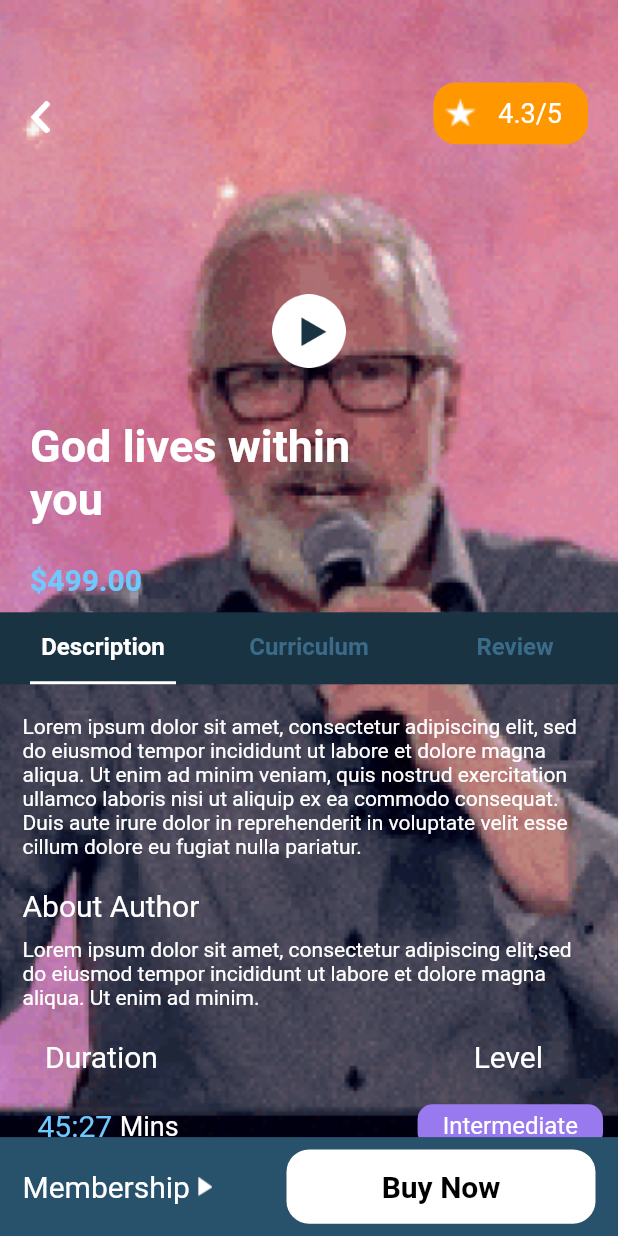
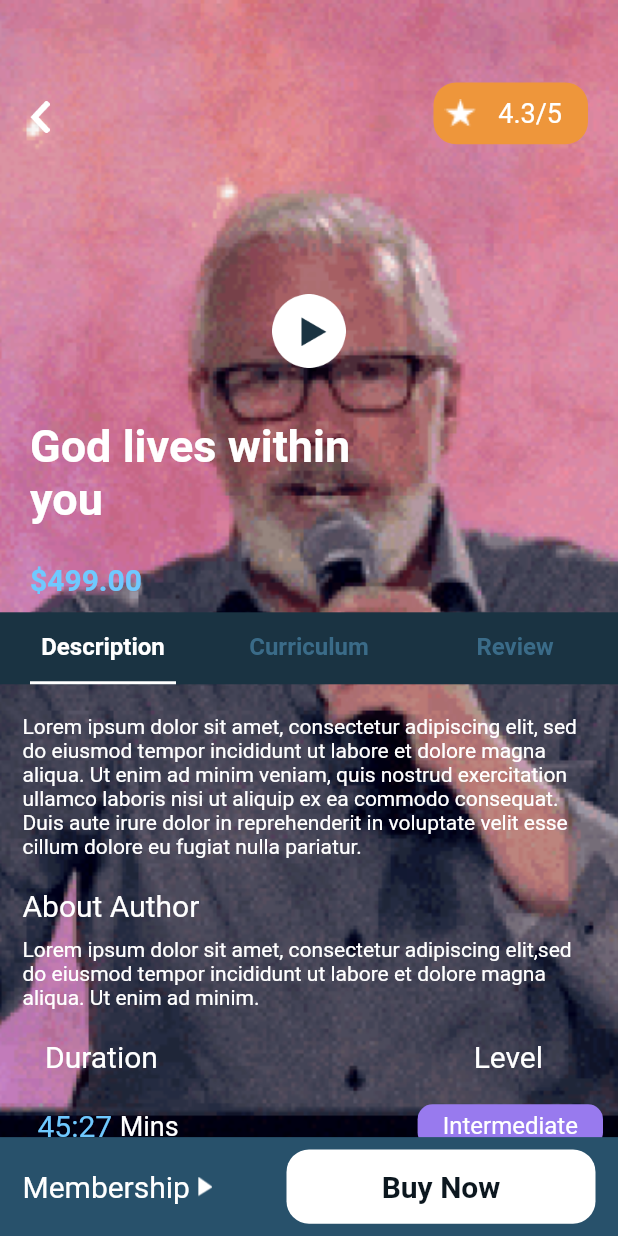
Before and after one commit to UditKooky/passion_and_fire_flutter, a Flutter app: the DetailScreen screen opened directly, on a phone screen of 412 x 824 dp. Run offline on Flutter 3.47's test engine with Material 2 defaults, Android fonts, the phone set to English and light mode, and no system bars; our stand-ins replace get.

Commit message:
Changes in HomePage Detail page and category page

```diff
--- a/lib/Components/BooksContainer.dart
+++ b/lib/Components/BooksContainer.dart
@@ -19,7 +19,7 @@ class _BooksContainerState extends State<BooksContainer> {
     return Container(
       margin: EdgeInsets.only(left: 15,right: 15),
       width: width*0.35,
-      decoration: BoxDecoration(color:Colors.black),
+      decoration: BoxDecoration(color:backgroundColor),
       child: Column(
         mainAxisAlignment: MainAxisAlignment.center,
         crossAxisAlignment: CrossAxisAlignment.center,
--- a/lib/Components/CustomButton.dart
+++ b/lib/Components/CustomButton.dart
@@ -22,7 +22,7 @@ class _CustomButtonState extends State<CustomButton> {
       decoration: BoxDecoration(
           color:whiteColor,
           borderRadius: BorderRadius.circular(widget.height==null? 30:(widget.height)/2)),
-      child: Text("${widget.texttitle}",style: TextStyle(color: Colors.black,fontSize: 18,fontWeight: FontWeight.bold),),
+      child: Text("${widget.texttitle}",style: TextStyle(color: backgroundColor,fontSize: 18,fontWeight: FontWeight.bold),),
     );
   }
 }
--- a/lib/Components/CustomContainer.dart
+++ b/lib/Components/CustomContainer.dart
@@ -1,4 +1,5 @@
 import 'package:flutter/material.dart';
+import 'package:passion_and_fire_flutter/utils/colors.dart';
 import 'package:passion_and_fire_flutter/utils/images.dart';
 
 class CustomContainer extends StatefulWidget {
@@ -26,13 +27,13 @@ class _CustomContainerState extends State<CustomContainer> {
             transform: GradientRotation(double.maxFinite),
             end: Alignment.bottomCenter,
             colors: [
-              Colors.black.withOpacity(0.8),
-              Colors.black.withOpacity(0.3),
-              Colors.white.withOpacity(0.2)
+              backgroundColor.withOpacity(0.8),
+              backgroundColor.withOpacity(0.3),
+              whiteColor.withOpacity(0.2)
             ],)),
           child: Container(
               margin: EdgeInsets.all(15),
-              child: Text("LIFE",style: TextStyle(color: Colors.white,fontSize: 18),)),
+              child: Text("LIFE",style: TextStyle(color:whiteColor,fontSize: 18),)),
 
         ),
       ),
--- a/lib/Components/CustomTextFormField.dart
+++ b/lib/Components/CustomTextFormField.dart
@@ -34,7 +34,7 @@ class CustomTextFormField extends StatelessWidget {
             decoration: InputDecoration(
               contentPadding: EdgeInsets.zero,
               hintText: hintText,
-              hintStyle: TextStyle(color: Color(0xFFc7c7c7),fontSize: 14),
+              hintStyle: TextStyle(color:greyyColor,fontSize: 14),
               prefixIcon: prefix != null ? Image.asset(prefix!,scale: 6,color: greyColor,) : null,
               suffixIcon: suffix != null ? Image.asset(suffix!,scale: 4,color: greyColor,) : null,
               filled: true,
--- a/lib/Screens/Category.dart
+++ b/lib/Screens/Category.dart
@@ -66,7 +66,7 @@ class _CategoryState extends State<Category> {
                   child: Column(
                     children: [
                       CircleAvatar(
-                        radius: 40,backgroundColor: Colors.black,
+                        radius: 40,backgroundColor:backgroundColor,
                         child: Image.asset(heartcircle,scale: 3,),
                       ),
                       SizedBox(height: 10,),
@@ -129,7 +129,7 @@ class _CategoryState extends State<Category> {
                   height: 30,
                   width: 80,
                   decoration: BoxDecoration(borderRadius: BorderRadius.circular(15),color: whiteColor),
-                  child:Center(child: Text("Trending",style: TextStyle(color: Colors.black,fontSize: 16,fontWeight: FontWeight.bold),))),
+                  child:Center(child: Text("Trending",style: TextStyle(color:backgroundColor,fontSize: 16,fontWeight: FontWeight.bold),))),
               SizedBox(width: 10,),
               Container(
                   height: 30,
@@ -204,7 +204,7 @@ class _CategoryState extends State<Category> {
                           labelColor: whiteColor,
                           labelStyle: TextStyle(color:whiteColor,fontSize: 16,fontWeight: FontWeight.bold),
                           unselectedLabelColor: tabtextColor,
-                          indicatorColor: Colors.white,
+                          indicatorColor:whiteColor,
                           indicatorPadding: EdgeInsets.fromLTRB(20, 0, 20, 0),
                           tabs: [
                             Tab(text: 'Courses',),
--- a/lib/Screens/DetailScreen.dart
+++ b/lib/Screens/DetailScreen.dart
@@ -123,7 +123,7 @@ class _DetailScreenState extends State<DetailScreen> {
                         margin: EdgeInsets.only(right: 20,top: 55),
                         height: height*0.05,
                         width: width*0.25,
-                        decoration: BoxDecoration(color: Colors.orange,borderRadius: BorderRadius.circular(15)),
+                        decoration: BoxDecoration(color:orangeColor,borderRadius: BorderRadius.circular(15)),
                         child: Row(
                           mainAxisAlignment: MainAxisAlignment.spaceAround,
                           crossAxisAlignment: CrossAxisAlignment.center,
@@ -146,7 +146,7 @@ class _DetailScreenState extends State<DetailScreen> {
                   SizedBox(height: 20,),
                   Container(
                       margin: EdgeInsets.only(left:20,top: 15),
-                      width:size.width*0.6, child: Text("God lives within you",style: TextStyle(color: Colors.white,fontSize: 30,fontWeight: FontWeight.bold),)),
+                      width:size.width*0.6, child: Text("God lives within you",style: TextStyle(color:whiteColor,fontSize: 30,fontWeight: FontWeight.bold),)),
                   SizedBox(height: 10,),
                   Container(
                       margin: EdgeInsets.only(left:20,top: 15),
@@ -164,7 +164,7 @@ class _DetailScreenState extends State<DetailScreen> {
                                 labelColor: whiteColor,
                                 labelStyle: TextStyle(color:whiteColor,fontSize: 16,fontWeight: FontWeight.bold),
                                 unselectedLabelColor: titleColor,
-                                indicatorColor: Colors.white,
+                                indicatorColor: whiteColor,
                                 indicatorPadding: EdgeInsets.fromLTRB(20, 0, 20, 0),
                                 tabs: [
                                   Tab(text: 'Description',),
@@ -218,7 +218,7 @@ class _DetailScreenState extends State<DetailScreen> {
                     height: height*0.06,
                     width: width*0.5,
                     decoration: BoxDecoration(color:whiteColor,borderRadius: BorderRadius.circular(15)),
-                    child: Center(child: Text("Buy Now",style: TextStyle(color: Colors.black,fontSize: 20,fontWeight: FontWeight.bold),)),
+                    child: Center(child: Text("Buy Now",style: TextStyle(color:backgroundColor,fontSize: 20,fontWeight: FontWeight.bold),)),
                   )
                 ],
               ),
--- a/lib/Screens/HomePage.dart
+++ b/lib/Screens/HomePage.dart
@@ -29,7 +29,7 @@ class _HomePageState extends State<HomePage> {
             Container(
               height: height,
                 width: width,
-                decoration: BoxDecoration(color:Colors.white,image: DecorationImage(image: AssetImage(photo),fit: BoxFit.cover)),),
+                decoration: BoxDecoration(color:whiteColor,image: DecorationImage(image: AssetImage(photo),fit: BoxFit.cover)),),
             Column(
               children: [
                 SizedBox(height: 30),
--- a/lib/Screens/OnboardingScreen.dart
+++ b/lib/Screens/OnboardingScreen.dart
@@ -37,7 +37,7 @@ class _OnboardingScreenState extends State<OnboardingScreen> {
               height: height*0.06,
               width: width*0.65,
               decoration: BoxDecoration(
-                  borderRadius: BorderRadius.circular(30),border: Border.all(color: Colors.white,width: 2) ),
+                  borderRadius: BorderRadius.circular(30),border: Border.all(color:whiteColor,width: 2) ),
               child: Row(
                 mainAxisAlignment: MainAxisAlignment.spaceAround,
                 crossAxisAlignment: CrossAxisAlignment.center,
@@ -62,7 +62,7 @@ class _OnboardingScreenState extends State<OnboardingScreen> {
                     onTap: (){
                       Get.to(()=>SigninScreen());
                     },
-                    child: Text("Sign in",style: TextStyle(color: Colors.blue,fontSize: 16),)),
+                    child: Text("Sign in",style: TextStyle(color:blueColor,fontSize: 16),)),
               ],
             ),
             SizedBox(height: 30,),
--- a/lib/Screens/auth/SigninScreen.dart
+++ b/lib/Screens/auth/SigninScreen.dart
@@ -48,7 +48,7 @@ class _SigninScreenState extends State<SigninScreen> {
                 Container(
                     margin: EdgeInsets.only(left: 35),
                     alignment: Alignment.topLeft,
-                    child: Text("Email address",style: TextStyle(color: Colors.white,fontSize:16,fontWeight: FontWeight.bold),)),
+                    child: Text("Email address",style: TextStyle(color:whiteColor,fontSize:16,fontWeight: FontWeight.bold),)),
                 SizedBox(height: 10,),
                 CustomTextFormField(controller: emailController, hintText: "Enter Your Email Address",isPassword: false,
                     prefix:email,validator: (p0) => "Enter your Email"),
@@ -56,7 +56,7 @@ class _SigninScreenState extends State<SigninScreen> {
                 Container(
                     margin: EdgeInsets.only(left: 35),
                     alignment: Alignment.topLeft,
-                    child: Text("Password",style: TextStyle(color: Colors.white,fontSize:16,fontWeight: FontWeight.bold),)),
+                    child: Text("Password",style: TextStyle(color:whiteColor,fontSize:16,fontWeight: FontWeight.bold),)),
                 SizedBox(height: 10,),
                 CustomTextFormField(controller: passwordController, hintText: "Enter Your Password",isPassword: true,
                     prefix:key,validator: (p0) => "Enter your Password"),
@@ -76,7 +76,7 @@ class _SigninScreenState extends State<SigninScreen> {
                         onTap: (){
                           Get.to(()=>SignupScreen());
                         },
-                        child: Text("Sign up",style: TextStyle(color: Colors.blue,fontSize: 16),)),
+                        child: Text("Sign up",style: TextStyle(color:blueColor,fontSize: 16),)),
                   ],
                 ),
                 SizedBox(height: 80,),
--- a/lib/utils/colors.dart
+++ b/lib/utils/colors.dart
@@ -3,7 +3,12 @@ import 'package:flutter/material.dart';
 const primaryColor = Color(0xFF1A3342);
 const secondaryColor = Color(0xFF28516B);
 const whiteColor = Color(0xFFFFFFFF);
+const orangeColor = Color(0xFFEE963B);
 const greyColor = Color(0xFF9ab6c7);
+const greyyColor = Color(0xFFc7c7c7);
+const blueColor = Color(0xff4aa8ec);
+const redColor = Color(0xffec4a62);
+const greyColor1 = Color(0xFF606060);
 const bottomColor = Color(0xFF0C171F);
 const textColor = Color(0xFF5A5A5A);
 const viewColor = Color(0xFF6FC9FF);
```
Also changed, not shown: lib/Components/CustomContainer1.dart (+7 -7 lines), lib/Screens/BottomBar.dart (+8 -8 lines), lib/Screens/NotificationScreen.dart (+5 -6 lines), lib/Screens/PlanScreen.dart (+6 -6 lines), lib/Screens/Profile.dart (+7 -7 lines), lib/Screens/auth/SignupScreen.dart (+4 -4 lines).
